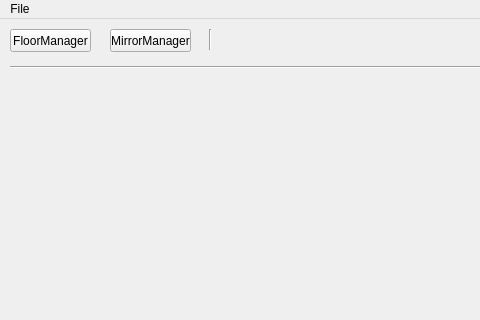
This is Project/NISpeculum/GUI/SpeculumGUI.ui in mariojgpinto/Thesis as Qt 5 draws it before an edit; both pictures show x 0 to 480 and y 0 to 320 of the 660 by 580 pixel window. The edited form follows.
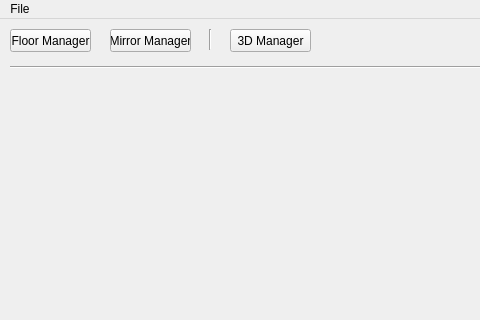
This is the edited form.

The edit to the form file:
```diff
--- a/Project/NISpeculum/GUI/SpeculumGUI.ui
+++ b/Project/NISpeculum/GUI/SpeculumGUI.ui
@@ -60,7 +60,7 @@
      </rect>
     </property>
     <property name="text">
-     <string>MirrorManager</string>
+     <string>Mirror Manager</string>
     </property>
    </widget>
    <widget class="Line" name="line_2">
@@ -86,7 +86,7 @@
      </rect>
     </property>
     <property name="text">
-     <string>FloorManager</string>
+     <string>Floor Manager</string>
     </property>
    </widget>
    <widget class="QSpinBox" name="_main_spin_box_pcl">
@@ -131,6 +131,19 @@
      <enum>Qt::Vertical</enum>
     </property>
    </widget>
+   <widget class="QPushButton" name="_main_push_button_3d_manager">
+    <property name="geometry">
+     <rect>
+      <x>230</x>
+      <y>10</y>
+      <width>81</width>
+      <height>23</height>
+     </rect>
+    </property>
+    <property name="text">
+     <string>3D Manager</string>
+    </property>
+   </widget>
   </widget>
   <widget class="QMenuBar" name="menuBar">
    <property name="geometry">
```
Left out of the diff: 2 changed lines with no effect on the pictures.
